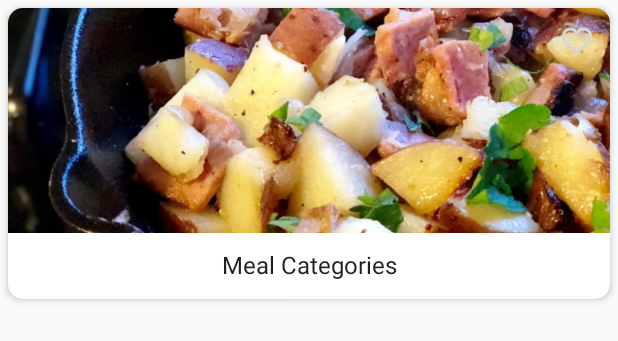
After one commit to dyaksa/foods-app, an Android app: the layout item_recycler_meal.xml on its own in the app's theme, with its tools: preview values and no code run, on a phone screen of 412 x 824 dp. The commit adds this screen. Shown: the top 341 px of the screen. Run offline under Robolectric (Android 15) with nearby library versions, the phone set to English and light mode, and no system bars.

Commit message:
project bagian kedua

```diff
--- a/app/src/main/java/com/example/dyaksa/mealapp/adapter/ViewPagerCategoryAdapter.java
+++ b/app/src/main/java/com/example/dyaksa/mealapp/adapter/ViewPagerCategoryAdapter.java
@@ -24,6 +24,11 @@ public class ViewPagerCategoryAdapter extends FragmentPagerAdapter {
     public Fragment getItem(int i) {
         CategoryFragment fragment = new CategoryFragment();
         Bundle args = new Bundle();
+
+        //set argumen untuk CategoryFragment.class
+        args.putString("EXTRA_DATA_NAME",mData.get(i).getStrCategory());
+        args.putString("EXTRA_DATA_DESC",mData.get(i).getStrCategoryDescription());
+        args.putString("EXTRA_DATA_IMAGE",mData.get(i).getStrCategoryThumb());
         fragment.setArguments(args);
         return fragment;
     }
--- a/app/src/main/java/com/example/dyaksa/mealapp/api/FoodApi.java
+++ b/app/src/main/java/com/example/dyaksa/mealapp/api/FoodApi.java
@@ -5,6 +5,7 @@ import com.example.dyaksa.mealapp.model.Meals;
 
 import retrofit2.Call;
 import retrofit2.http.GET;
+import retrofit2.http.Query;
 
 public interface FoodApi {
 
@@ -14,4 +15,7 @@ public interface FoodApi {
     @GET("categories.php")
     Call<Categories> getCategories();
 
+    @GET("filter.php")
+    Call<Meals> getMealByCategory(@Query("c") String category);
+
 }
--- a/app/src/main/java/com/example/dyaksa/mealapp/view/category/CategoryActivity.java
+++ b/app/src/main/java/com/example/dyaksa/mealapp/view/category/CategoryActivity.java
@@ -45,6 +45,7 @@ public class CategoryActivity extends AppCompatActivity {
                 (List<Categories.Category>) intent.getSerializableExtra(MainActivity.EXTRA_CATEGORY);
         int position = intent.getIntExtra(MainActivity.EXTRA_POSITION,0);
 
+        //set adapter ViewPagerCategoryAdapter untuk mengambil data spesifik
         ViewPagerCategoryAdapter adapter = new ViewPagerCategoryAdapter(getSupportFragmentManager(),categories);
         viewPager.setAdapter(adapter);
         tabLayout.setupWithViewPager(viewPager);
--- /dev/null
+++ b/app/src/main/res/drawable/ic_favorite.xml
@@ -0,0 +1,5 @@
+<vector android:height="24dp" android:tint="@color/white"
+    android:viewportHeight="24.0" android:viewportWidth="24.0"
+    android:width="24dp" xmlns:android="http://schemas.android.com/apk/res/android">
+    <path android:fillColor="#ffffff" android:pathData="M12,21.35l-1.45,-1.32C5.4,15.36 2,12.28 2,8.5 2,5.42 4.42,3 7.5,3c1.74,0 3.41,0.81 4.5,2.09C13.09,3.81 14.76,3 16.5,3 19.58,3 22,5.42 22,8.5c0,3.78 -3.4,6.86 -8.55,11.54L12,21.35z"/>
+</vector>
--- /dev/null
+++ b/app/src/main/res/drawable/ic_favorite_border.xml
@@ -0,0 +1,6 @@
+
+<vector android:height="24dp" android:tint="@color/colorWhite"
+    android:viewportHeight="24.0" android:viewportWidth="24.0"
+    android:width="24dp" xmlns:android="http://schemas.android.com/apk/res/android">
+    <path android:fillColor="#ffffff" android:pathData="M16.5,3c-1.74,0 -3.41,0.81 -4.5,2.09C10.91,3.81 9.24,3 7.5,3 4.42,3 2,5.42 2,8.5c0,3.78 3.4,6.86 8.55,11.54L12,21.35l1.45,-1.32C18.6,15.36 22,12.28 22,8.5 22,5.42 19.58,3 16.5,3zM12.1,18.55l-0.1,0.1 -0.1,-0.1C7.14,14.24 4,11.39 4,8.5 4,6.5 5.5,5 7.5,5c1.54,0 3.04,0.99 3.57,2.36h1.87C13.46,5.99 14.96,5 16.5,5c2,0 3.5,1.5 3.5,3.5 0,2.89 -3.14,5.74 -7.9,10.05z"/>
+</vector>
--- /dev/null
+++ b/app/src/main/res/layout/item_recycler_meal.xml
@@ -0,0 +1,54 @@
+<?xml version="1.0" encoding="utf-8"?>
+<android.support.v7.widget.CardView xmlns:android="http://schemas.android.com/apk/res/android"
+    xmlns:app="http://schemas.android.com/apk/res-auto"
+    xmlns:tools="http://schemas.android.com/tools"
+    android:layout_width="match_parent"
+    android:layout_height="wrap_content"
+    android:layout_margin="5dp"
+    app:cardCornerRadius="10dp"
+    app:cardElevation="3dp"
+    android:foreground="?attr/selectableItemBackground"
+    android:clickable="true"
+    android:focusable="true">
+
+    <RelativeLayout
+        android:orientation="vertical"
+        android:layout_width="match_parent"
+        android:layout_height="wrap_content">
+        <ImageView
+            android:id="@+id/mealThumb"
+            android:scaleType="centerCrop"
+            android:src="@drawable/sample_image_meal"
+            android:layout_width="match_parent"
+            android:layout_height="150dp"/>
+        <ImageView
+            android:id="@+id/love"
+            android:tint="@color/white"
+            android:src="@drawable/ic_favorite_border"
+            android:layout_width="wrap_content"
+            android:layout_height="wrap_content"
+            android:layout_alignParentRight="true"
+            android:layout_alignParentEnd="true"
+            android:layout_margin="10dp"
+            android:clickable="true"
+            android:focusable="true"
+            android:background="?android:attr/selectableItemBackgroundBorderless"
+            tools:ignore="NewApi" />
+        <TextView
+            android:text="@string/meal_categories"
+            android:textSize="16sp"
+            android:textColor="@color/colorPrimaryText"
+            android:gravity="center"
+            android:maxLines="2"
+            android:ellipsize="end"
+            android:id="@+id/mealName"
+            android:layout_below="@id/mealThumb"
+            android:layout_marginTop="10dp"
+            android:layout_marginLeft="10dp"
+            android:layout_marginRight="10dp"
+            android:layout_marginBottom="12dp"
+            android:layout_width="match_parent"
+            android:layout_height="wrap_content" />
+    </RelativeLayout>
+
+</android.support.v7.widget.CardView>
```
Also changed, not shown: app/src/main/java/com/example/dyaksa/mealapp/adapter/RecyclerViewMealByCategory.java (added, +86 -0 lines), app/src/main/java/com/example/dyaksa/mealapp/view/category/CategoryFragment.java (+51 -3 lines), app/src/main/java/com/example/dyaksa/mealapp/view/category/CategoryPresenter.java (added, +42 -0 lines).
